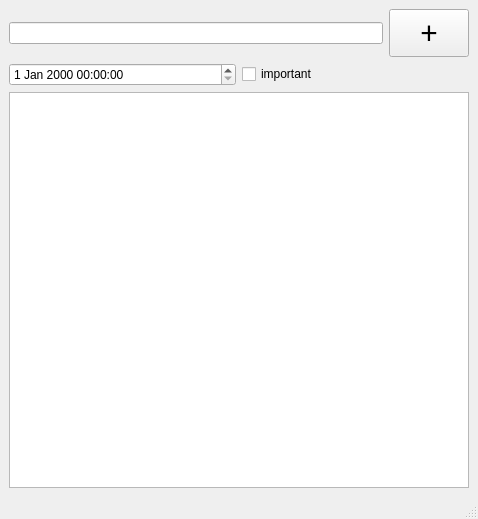
Old version of the form PyLearn7-Assignment22/main_window.ui in the repository MahdiAhmadiKamal/PyLearn7-GUI.
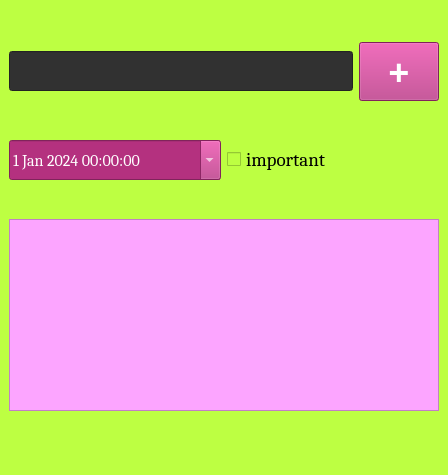
New version of the form.

What changed in the file:
```diff
--- a/PyLearn7-Assignment22/main_window.ui
+++ b/PyLearn7-Assignment22/main_window.ui
@@ -6,13 +6,16 @@
    <rect>
     <x>0</x>
     <y>0</y>
-    <width>478</width>
-    <height>519</height>
+    <width>448</width>
+    <height>475</height>
    </rect>
   </property>
   <property name="windowTitle">
    <string>MainWindow</string>
   </property>
+  <property name="styleSheet">
+   <string notr="true">background-color:rgb(189, 255, 66)</string>
+  </property>
   <widget class="QWidget" name="centralwidget">
    <layout class="QVBoxLayout" name="verticalLayout">
     <item>
@@ -21,7 +24,24 @@
     <item>
      <layout class="QHBoxLayout" name="horizontalLayout">
       <item>
-       <widget class="QLineEdit" name="tbx_new_task_title"/>
+       <widget class="QLineEdit" name="tbx_new_task_title">
+        <property name="minimumSize">
+         <size>
+          <width>0</width>
+          <height>40</height>
+         </size>
+        </property>
+        <property name="font">
+         <font>
+          <family>Lucida Bright</family>
+          <pointsize>16</pointsize>
+         </font>
+        </property>
+        <property name="styleSheet">
+         <string notr="true">background-color:rgb(49, 49, 49);
+color: rgb(255, 255, 255)</string>
+        </property>
+       </widget>
       </item>
       <item>
        <widget class="QPushButton" name="btn_new_task">
@@ -33,11 +53,18 @@
         </property>
         <property name="font">
          <font>
-          <family>Calibri</family>
-          <pointsize>24</pointsize>
-          <bold>false</bold>
+          <family>Arial Black</family>
+          <pointsize>28</pointsize>
+          <bold>true</bold>
          </font>
         </property>
+        <property name="cursor">
+         <cursorShape>ArrowCursor</cursorShape>
+        </property>
+        <property name="styleSheet">
+         <string notr="true">background-color:rgb(180, 49, 127);
+color: rgb(255, 255, 255)</string>
+        </property>
         <property name="text">
          <string>+</string>
         </property>
@@ -54,10 +81,49 @@
     <item>
      <layout class="QHBoxLayout" name="horizontalLayout_2">
       <item>
-       <widget class="QDateTimeEdit" name="bx_date_time"/>
+       <widget class="QDateTimeEdit" name="bx_date_time">
+        <property name="minimumSize">
+         <size>
+          <width>0</width>
+          <height>40</height>
+         </size>
+        </property>
+        <property name="font">
+         <font>
+          <family>Cambria</family>
+          <pointsize>12</pointsize>
+         </font>
+        </property>
+        <property name="styleSheet">
+         <string notr="true">background-color:rgb(180, 49, 127);
+color: rgb(255, 255, 255)</string>
+        </property>
+        <property name="date">
+         <date>
+          <year>2024</year>
+          <month>1</month>
+          <day>1</day>
+         </date>
+        </property>
+        <property name="calendarPopup">
+         <bool>true</bool>
+        </property>
+       </widget>
       </item>
       <item>
        <widget class="QCheckBox" name="checkbox_important">
+        <property name="minimumSize">
+         <size>
+          <width>0</width>
+          <height>35</height>
+         </size>
+        </property>
+        <property name="font">
+         <font>
+          <family>Cambria</family>
+          <pointsize>14</pointsize>
+         </font>
+        </property>
         <property name="text">
          <string>important</string>
         </property>
@@ -66,7 +132,29 @@
      </layout>
     </item>
     <item>
-     <widget class="QTextEdit" name="tbx_new_task_description"/>
+     <widget class="QTextEdit" name="tbx_new_task_description">
+      <property name="sizePolicy">
+       <sizepolicy hsizetype="Expanding" vsizetype="Fixed">
+        <horstretch>0</horstretch>
+        <verstretch>0</verstretch>
+       </sizepolicy>
+      </property>
+      <property name="minimumSize">
+       <size>
+        <width>0</width>
+        <height>90</height>
+       </size>
+      </property>
+      <property name="font">
+       <font>
+        <family>Lucida Bright</family>
+        <pointsize>14</pointsize>
+       </font>
+      </property>
+      <property name="styleSheet">
+       <string notr="true">background-color:rgb(252, 165, 255)</string>
+      </property>
+     </widget>
     </item>
    </layout>
   </widget>
```
Left out of the diff: 5 changed lines with no effect on the pictures.
